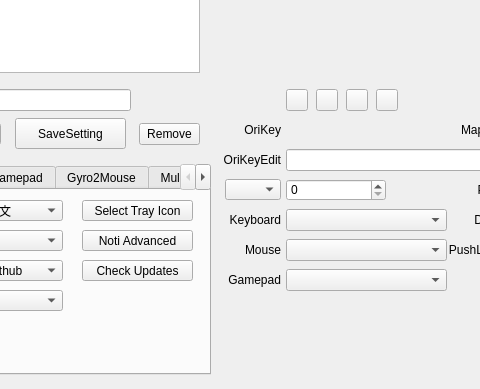
Qt form QKeyMapper/qkeymapper.ui (Zalafina/QKeyMapper) before a commit; both pictures show x 300 to 780 and y 281 to 670 of the 1070 by 670 pixel window.
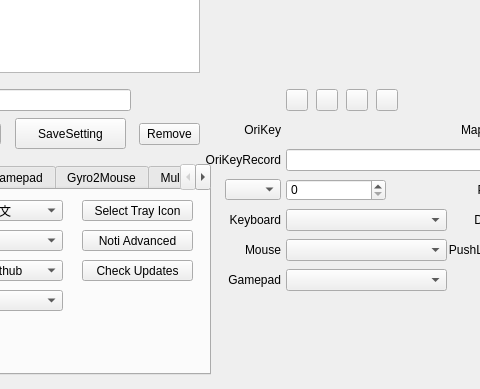
The same form after that commit.

Diff of the .ui file:
```diff
--- a/QKeyMapper/qkeymapper.ui
+++ b/QKeyMapper/qkeymapper.ui
@@ -264,7 +264,7 @@
     </rect>
    </property>
    <property name="text">
-    <string>OriKeyEdit</string>
+    <string>OriKeyRecord</string>
    </property>
    <property name="alignment">
     <set>Qt::AlignmentFlag::AlignRight|Qt::AlignmentFlag::AlignTrailing|Qt::AlignmentFlag::AlignVCenter</set>
```
